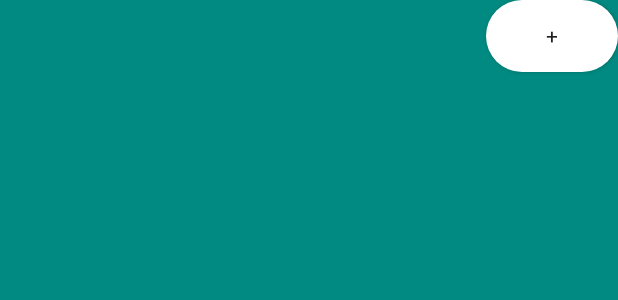
After one commit to renatasarmet/Beats, an Android app: the layout contatos.xml on its own in the app's theme, with its tools: preview values and no code run, on a phone screen of 412 x 824 dp. The commit adds this screen. Shown: the top 300 px of the screen. Run offline under Robolectric (Android 15) with nearby library versions, the light colour scheme and no system bars.

Commit message:
Criacao tela contatos

```diff
--- /dev/null
+++ b/app/src/main/res/drawable/roundedbutton.xml
@@ -0,0 +1,9 @@
+<?xml version="1.0" encoding="utf-8"?>
+<shape xmlns:android="http://schemas.android.com/apk/res/android"
+    android:shape="rectangle">
+    <solid android:color="#FFFFFF" />
+    <corners android:bottomRightRadius="100dp"
+        android:bottomLeftRadius="100dp"
+        android:topRightRadius="100dp"
+        android:topLeftRadius="100dp"/>
+</shape>
--- /dev/null
+++ b/app/src/main/res/layout/contatos.xml
@@ -0,0 +1,16 @@
+<?xml version="1.0" encoding="utf-8"?>
+<LinearLayout xmlns:android="http://schemas.android.com/apk/res/android"
+    android:orientation="vertical" android:layout_width="match_parent"
+    android:layout_height="match_parent"
+    android:background="@color/colorPrimary">
+
+
+    <Button
+        android:id="@+id/button"
+        android:layout_width="wrap_content"
+        android:layout_height="wrap_content"
+        android:background="@drawable/roundedbutton"
+        android:fontFamily="sans-serif-bold"
+        android:layout_gravity="right"
+        android:text="+"/>
+</LinearLayout>
```
Also changed, not shown: app/src/main/java/com/example/android/beats/MainActivity.java (+26 -0 lines), app/src/main/res/layout/activity_main.xml (+14 -10 lines).
